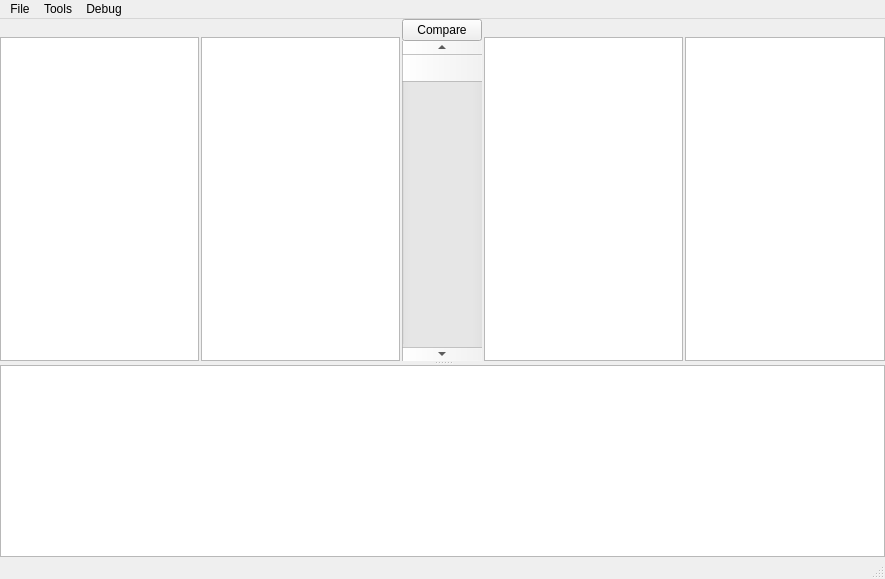
Above: mainwindow.ui from kklibo/DifferenceFinder before the change. Below: the same form after it.
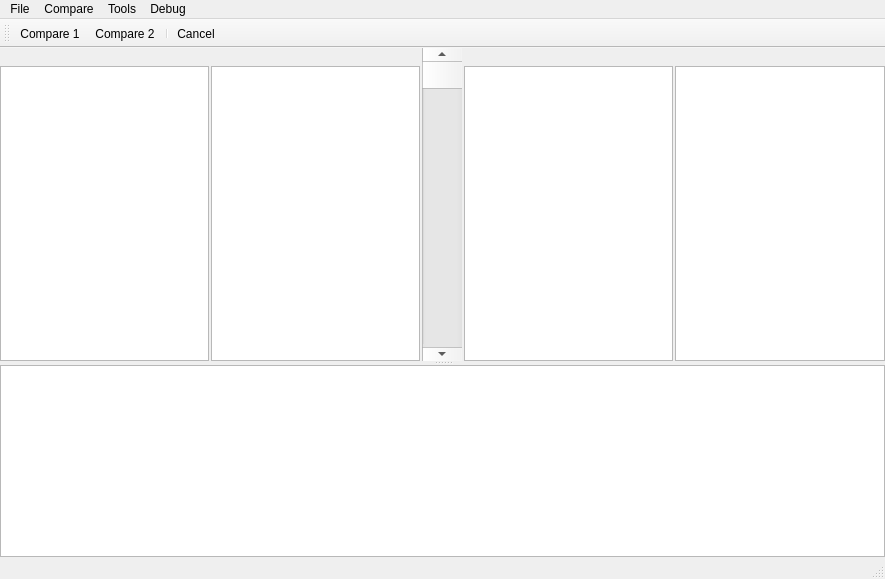
That is the form after the change. Custom widgets are drawn as their Qt base class.

Commit message: GUI: added toolbar, removed central compare button

Patch:
```diff
--- a/mainwindow.ui
+++ b/mainwindow.ui
@@ -152,11 +152,20 @@
              <number>0</number>
             </property>
             <item>
-             <widget class="QPushButton" name="B_Compare">
-              <property name="text">
-               <string>Compare</string>
+             <spacer name="horizontalSpacer">
+              <property name="orientation">
+               <enum>Qt::Horizontal</enum>
               </property>
-             </widget>
+              <property name="sizeType">
+               <enum>QSizePolicy::Fixed</enum>
+              </property>
+              <property name="sizeHint" stdset="0">
+               <size>
+                <width>40</width>
+                <height>0</height>
+               </size>
+              </property>
+             </spacer>
             </item>
             <item>
              <widget class="QScrollBar" name="verticalScrollBar">
@@ -284,6 +293,12 @@
      <height>19</height>
     </rect>
    </property>
+   <property name="sizePolicy">
+    <sizepolicy hsizetype="MinimumExpanding" vsizetype="Minimum">
+     <horstretch>0</horstretch>
+     <verstretch>0</verstretch>
+    </sizepolicy>
+   </property>
    <widget class="QMenu" name="menuLoad_File1_Left">
     <property name="title">
      <string>File</string>
@@ -300,10 +315,8 @@
     </property>
     <addaction name="actionTest_Compare3"/>
     <addaction name="actionDoSimpleCompare"/>
-    <addaction name="actionStop_thread"/>
     <addaction name="actionTest"/>
     <addaction name="actionDebugFlag"/>
-    <addaction name="actionThreaded_sequential_compare"/>
    </widget>
    <widget class="QMenu" name="menuTools">
     <property name="title">
@@ -311,11 +324,36 @@
     </property>
     <addaction name="actionSettings"/>
    </widget>
+   <widget class="QMenu" name="menuCompare">
+    <property name="title">
+     <string>Compare</string>
+    </property>
+    <addaction name="actionLargestBlock_compare"/>
+    <addaction name="actionSequential_compare"/>
+    <addaction name="separator"/>
+    <addaction name="actionStop_thread"/>
+   </widget>
    <addaction name="menuLoad_File1_Left"/>
+   <addaction name="menuCompare"/>
    <addaction name="menuTools"/>
    <addaction name="menuDebug"/>
   </widget>
   <widget class="QStatusBar" name="statusBar"/>
+  <widget class="QToolBar" name="toolBar">
+   <property name="windowTitle">
+    <string>toolBar</string>
+   </property>
+   <attribute name="toolBarArea">
+    <enum>TopToolBarArea</enum>
+   </attribute>
+   <attribute name="toolBarBreak">
+    <bool>false</bool>
+   </attribute>
+   <addaction name="actionLargestBlock_compare"/>
+   <addaction name="actionSequential_compare"/>
+   <addaction name="separator"/>
+   <addaction name="actionStop_thread"/>
+  </widget>
   <action name="actionLoad_File2_Right">
    <property name="text">
     <string>Load File2 (Right)</string>
@@ -348,7 +386,10 @@
   </action>
   <action name="actionStop_thread">
    <property name="text">
-    <string>stop thread</string>
+    <string>Cancel</string>
+   </property>
+   <property name="toolTip">
+    <string>Cancel</string>
    </property>
   </action>
   <action name="actionTest">
@@ -361,9 +402,20 @@
     <string>debugFlag</string>
    </property>
   </action>
-  <action name="actionThreaded_sequential_compare">
+  <action name="actionSequential_compare">
    <property name="text">
-    <string>threaded sequential compare</string>
+    <string>Compare 2</string>
+   </property>
+   <property name="toolTip">
+    <string>Sequential Search Comparison</string>
+   </property>
+  </action>
+  <action name="actionLargestBlock_compare">
+   <property name="text">
+    <string>Compare 1</string>
+   </property>
+   <property name="toolTip">
+    <string>Largest Block Search Comparison</string>
    </property>
   </action>
  </widget>
```
The commit also changes 2 other files.
